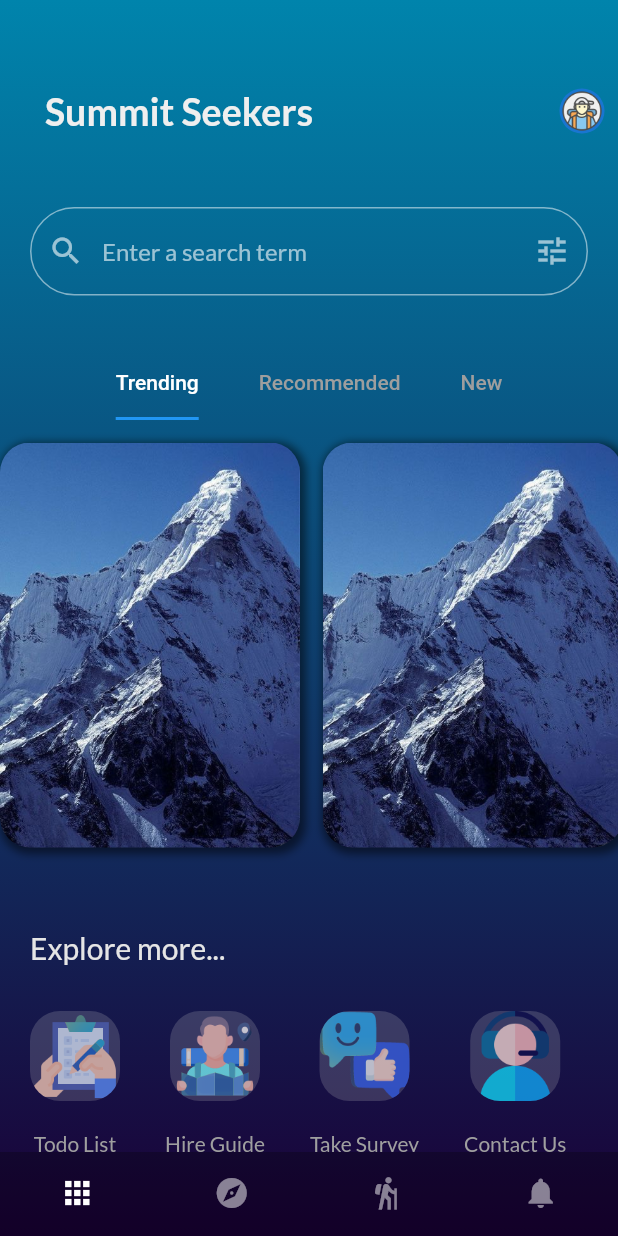
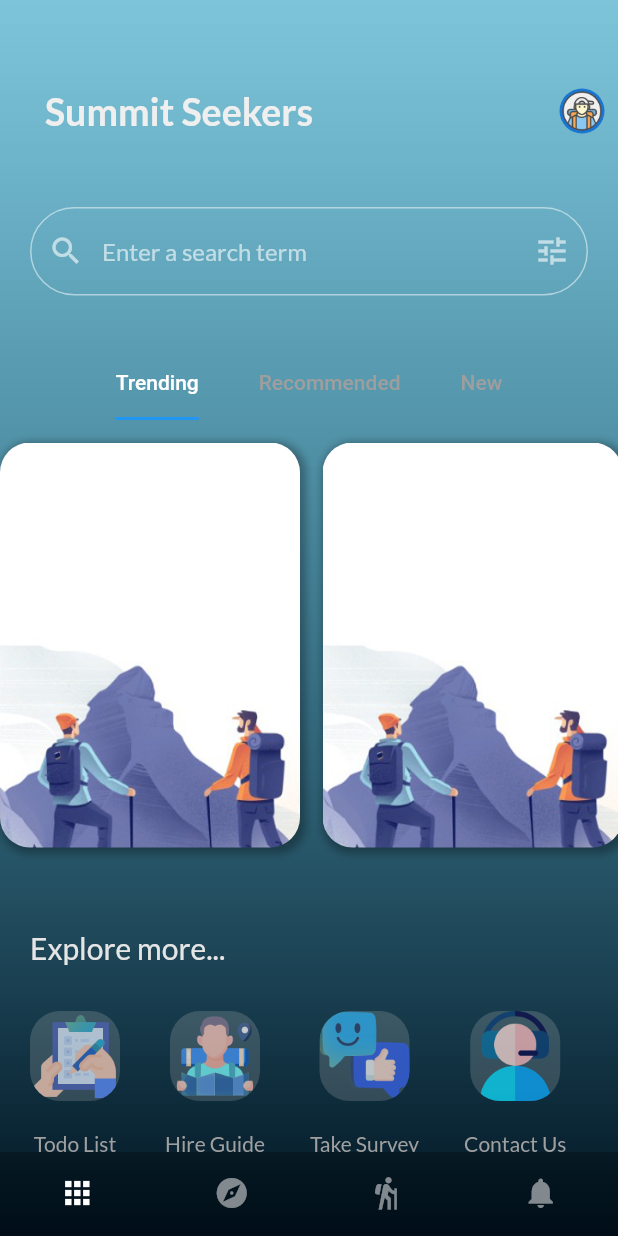
Before and after one commit to adh-aashish/summitseeker-frontend, a Flutter app: the screen it shows after launch, on a phone screen of 412 x 824 dp. Run offline on Flutter 3.47's test engine with Material 2 defaults, Android fonts, the phone set to English and light mode, and no system bars; our stand-ins replace google_fonts, shared_preferences.

Commit message:
theme improved

```diff
--- a/lib/screens/home_screen.dart
+++ b/lib/screens/home_screen.dart
@@ -4,7 +4,6 @@ import 'package:google_fonts/google_fonts.dart';
 
 class HomeScreen extends StatefulWidget {
   const HomeScreen({super.key});
-
   @override
   State<HomeScreen> createState() => _HomeScreenState();
 }
@@ -79,7 +78,7 @@ class _HomeScreenState extends State<HomeScreen>
                   indicatorSize: TabBarIndicatorSize.label,
                   //indicator:
                   // CircleTabIndicator(color: AppColors.mainColor, radius: 4),
-                  tabs: [
+                  tabs: const [
                     Tab(text: "Trending"),
                     Tab(text: "Recommended"),
                     Tab(text: "New"),
@@ -111,7 +110,7 @@ class _HomeScreenState extends State<HomeScreen>
                           decoration: BoxDecoration(
                             boxShadow: [
                               BoxShadow(
-                                color: Colors.black.withOpacity(0.5),
+                                color: Colors.black.withOpacity(0.3),
                                 spreadRadius: 2,
                                 blurRadius: 4,
                                 offset:
@@ -122,7 +121,7 @@ class _HomeScreenState extends State<HomeScreen>
                             color: Colors.white.withOpacity(0),
                             image: const DecorationImage(
                                 image: AssetImage(
-                                  "img/mountain.jpeg",
+                                  "img/welcome-one.png",
                                 ),
                                 fit: BoxFit.cover),
                           ),
@@ -148,7 +147,7 @@ class _HomeScreenState extends State<HomeScreen>
                             color: Colors.white,
                             boxShadow: [
                               BoxShadow(
-                                color: Colors.black.withOpacity(0.5),
+                                color: Colors.black.withOpacity(0.3),
                                 spreadRadius: 2,
                                 blurRadius: 4,
                                 offset:
@@ -183,7 +182,7 @@ class _HomeScreenState extends State<HomeScreen>
                             color: Colors.white,
                             boxShadow: [
                               BoxShadow(
-                                color: Colors.black.withOpacity(0.5),
+                                color: Colors.black.withOpacity(0.3),
                                 spreadRadius: 2,
                                 blurRadius: 4,
                                 offset:
--- a/lib/screens/mother_screen.dart
+++ b/lib/screens/mother_screen.dart
@@ -13,21 +13,8 @@ class MotherScreen extends StatefulWidget {
 
 class _MotherScreenState extends State<MotherScreen> {
   int _selectedIndex = 0;
-  static List<Widget> _pages = <Widget>[
-    HomeScreen(),
-    Icon(
-      Icons.explore,
-      size: 150,
-    ),
-    Icon(
-      Icons.hiking,
-      size: 150,
-    ),
-    Icon(
-      Icons.notifications,
-      size: 150,
-    ),
-  ];
+
+  GlobalKey<ScaffoldState> _scaffoldKey = GlobalKey<ScaffoldState>();
 
   @override
   Widget build(BuildContext context) {
@@ -35,14 +22,15 @@ class _MotherScreenState extends State<MotherScreen> {
       decoration: const BoxDecoration(
         gradient: LinearGradient(
           colors: [
-            Color.fromARGB(255, 26, 0, 54),
-            Color.fromARGB(255, 0, 132, 172)
+            Color.fromARGB(255, 0, 18, 31),
+            Color.fromARGB(129, 0, 138, 180)
           ],
           begin: Alignment.bottomCenter,
           end: Alignment.topCenter,
         ),
       ),
       child: Scaffold(
+        key: _scaffoldKey,
         backgroundColor: Colors.white.withOpacity(0),
         drawer: Drawer(
           child: ListView(
@@ -138,6 +126,22 @@ class _MotherScreenState extends State<MotherScreen> {
     );
   }
 
+  static late List<Widget> _pages = <Widget>[
+    HomeScreen(),
+    Icon(
+      Icons.explore,
+      size: 150,
+    ),
+    Icon(
+      Icons.hiking,
+      size: 150,
+    ),
+    Icon(
+      Icons.notifications,
+      size: 150,
+    ),
+  ];
+
   void _onItemTapped(int index) {
     setState(() {
       _selectedIndex = index;
```
Also changed, not shown: img/mountain2.png (renamed from img/welcome-three.png).
